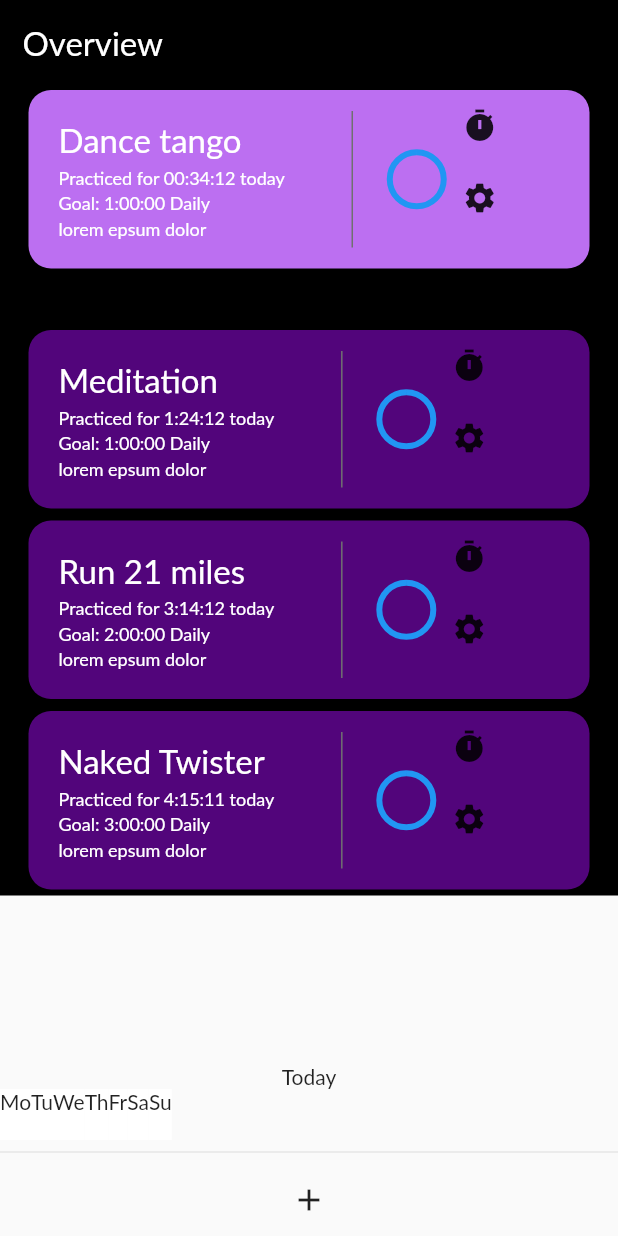
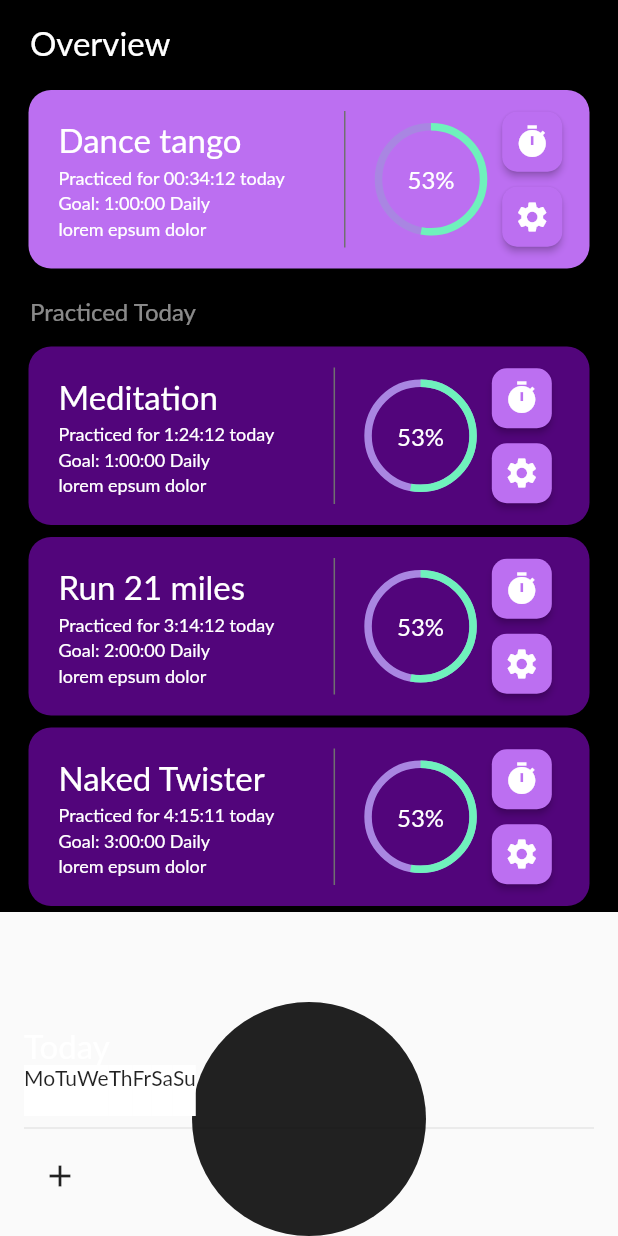
Before and after one commit to Mastagoon/habit-make, a Flutter app: the screen it shows after launch, on a phone screen of 412 x 824 dp. Run offline on Flutter 3.47's test engine with Material 2 defaults, Android fonts, the phone set to English and light mode, and no system bars; drawn by our look-alikes of percent_indicator; missing offline and left inert: isoweek; Roboto replaces fonts that are missing (Lato).

Commit message:
styling home and buttons

```diff
--- a/lib/constants/colors.dart
+++ b/lib/constants/colors.dart
@@ -3,3 +3,5 @@ final secondaryColor = 0xff52057B;
 final accentColor = 0xff212121;
 final mainBackgroundColor = 0xff000000;
 final darkSeperator = 0xff707070;
+final progressBarLight = 0xff6FF1BC;
+final progressBarBg = 0xffA986E2;
--- a/lib/constants/styles.dart
+++ b/lib/constants/styles.dart
@@ -1,5 +1,25 @@
 import 'package:flutter/material.dart';
+import 'package:habit_maker/constants/colors.dart';
 
 TextStyle lightText(double size) {
   return TextStyle(color: Colors.white, fontSize: size);
 }
+
+TextStyle hintText(double size) {
+  return TextStyle(color: Colors.white54, fontSize: size);
+}
+
+ButtonStyle cardButton(bool finished) {
+  return ButtonStyle(
+      backgroundColor: MaterialStateProperty.all(
+        Color(finished ? primaryColor : secondaryColor),
+      ),
+      padding: MaterialStateProperty.all(
+        EdgeInsets.zero,
+      ),
+      shape: MaterialStateProperty.all(
+        RoundedRectangleBorder(
+          borderRadius: BorderRadius.all(Radius.circular(10)),
+        ),
+      ));
+}
--- a/lib/screens/components/bottom_controller.dart
+++ b/lib/screens/components/bottom_controller.dart
@@ -1,4 +1,6 @@
 import 'package:flutter/material.dart';
+import 'package:habit_maker/constants/colors.dart';
+import 'package:habit_maker/constants/styles.dart';
 import 'package:isoweek/isoweek.dart';
 
 class BottomController extends StatefulWidget {
@@ -12,12 +14,24 @@ class BottomControllerState extends State<BottomController> {
   @override
   Widget build(BuildContext context) {
     return Container(
-      // padding: EdgeInsets.all(16),
+      decoration: BoxDecoration(
+        color: Color(accentColor),
+        shape: BoxShape.circle,
+        // borderRadius: BorderRadius.only(
+        //   topLeft: Radius.circular(50),
+        //   topRight: Radius.circular(50),
+        // ),
+      ),
+      padding: EdgeInsets.all(16),
       child: Column(
         mainAxisSize: MainAxisSize.min,
+        crossAxisAlignment: CrossAxisAlignment.start,
         children: [
           // header
-          Text("Today"),
+          Text(
+            "Today",
+            style: lightText(22),
+          ),
           // week wheel
           buildDateWidget(),
           Divider(),
--- a/lib/screens/components/habit_card.dart
+++ b/lib/screens/components/habit_card.dart
@@ -1,4 +1,5 @@
 import 'package:flutter/material.dart';
+import 'package:percent_indicator/percent_indicator.dart';
 import 'package:habit_maker/constants/colors.dart';
 import 'package:habit_maker/constants/styles.dart';
 
@@ -101,24 +102,63 @@ class _HabitCardState extends State<HabitCard> {
                 thickness: 1,
                 indent: 14,
                 endIndent: 14,
-                width: 50,
+                width: 40,
               ),
               // right side
               // progress bar
               // #TODO logic to change its appearnce when active
               // #TODO add text inside
-              CircularProgressIndicator(
-                value: 53,
+              CircularPercentIndicator(
+                radius: 75,
+                lineWidth: 5,
+                percent: 0.53,
+                center: Text(
+                  "53%",
+                  style: lightText(16),
+                ),
+                progressColor: Color(progressBarLight),
+                backgroundColor: Color(progressBarBg),
+              ),
+              const SizedBox(
+                width: 10,
               ),
               // buttons
               Column(
+                mainAxisAlignment: MainAxisAlignment.center,
                 children: [
                   // clock btn
-                  IconButton(onPressed: () {}, icon: Icon(Icons.timer)),
+                  SizedBox(
+                    width: 40,
+                    height: 40,
+                    child: ElevatedButton(
+                      onPressed: () {},
+                      style: cardButton(true),
+                      child: IconButton(
+                        onPressed: () {},
+                        icon: Icon(
+                          Icons.timer,
+                          color: Colors.white,
+                        ),
+                      ),
+                    ),
+                  ),
+                  const SizedBox(height: 10),
                   // settings button
-                  IconButton(
+                  SizedBox(
+                    width: 40,
+                    height: 40,
+                    child: ElevatedButton(
+                      style: cardButton(true),
                       onPressed: () {},
-                      icon: Icon(Icons.settings)) // #TOOD check if icons good
+                      child: IconButton(
+                        onPressed: () {},
+                        icon: Icon(
+                          Icons.settings,
+                          color: Colors.white,
+                        ),
+                      ),
+                    ), // #TOOD check if icons good
+                  ),
                 ],
               )
             ],
--- a/lib/screens/home.dart
+++ b/lib/screens/home.dart
@@ -28,7 +28,7 @@ class _HomeState extends State<Home> {
             children: [
               // title
               Container(
-                padding: EdgeInsets.only(top: 15, bottom: 15),
+                padding: EdgeInsets.only(top: 15, bottom: 15, left: 5),
                 child: Text(
                   "Overview",
                   style: lightText(22),
@@ -44,8 +44,16 @@ class _HomeState extends State<Home> {
                   goal: "1:00:00 Daily",
                   lorem: "lorem epsum dolor"),
               // seperator
-              Text("Completed Today"),
-              Divider(),
+              Container(
+                padding: EdgeInsets.only(left: 5, top: 15, bottom: 10),
+                child: Text(
+                  "Practiced Today",
+                  style: hintText(16),
+                ),
+              ),
+              // Divider(
+              //   color: Colors.white,
+              // ),
               // finished habits for the day
               HabitCard(
                   completed: true,
@@ -65,10 +73,6 @@ class _HomeState extends State<Home> {
                   practicedTime: "Practiced for 4:15:11 today",
                   goal: "3:00:00 Daily",
                   lorem: "lorem epsum dolor"),
-
-              // Card(
-              //   child: ,
-              // )
             ],
           ),
         ),
```
